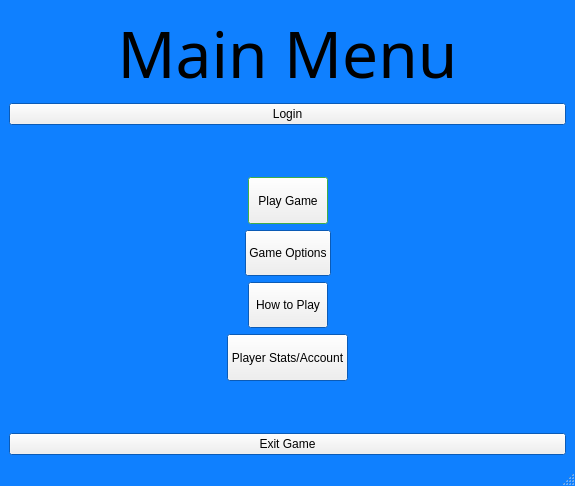
Before: the Qt Designer form MainMenuScreen.ui in absurdtales/IA2-Hunter-Barrett, drawn with Qt 5.
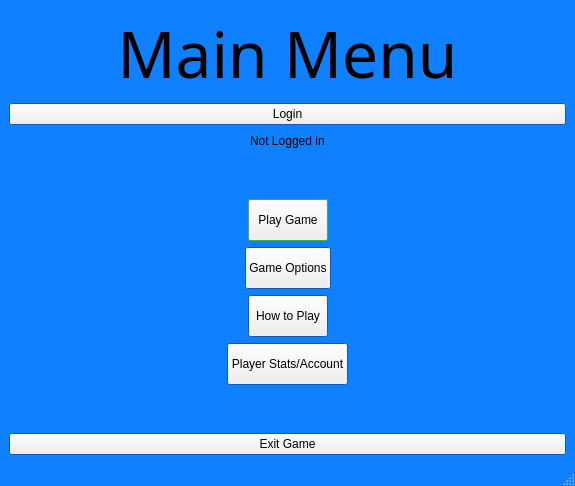
After: the same form once the commit is applied.

What changed in the file:
```diff
--- a/MainMenuScreen.ui
+++ b/MainMenuScreen.ui
@@ -108,6 +108,43 @@
         </property>
        </widget>
       </item>
+      <item>
+       <layout class="QHBoxLayout" name="horizontalLayout_5">
+        <item>
+         <spacer name="horizontalSpacer_10">
+          <property name="orientation">
+           <enum>Qt::Horizontal</enum>
+          </property>
+          <property name="sizeHint" stdset="0">
+           <size>
+            <width>40</width>
+            <height>20</height>
+           </size>
+          </property>
+         </spacer>
+        </item>
+        <item>
+         <widget class="QLabel" name="login_update_lb">
+          <property name="text">
+           <string>Not Logged in</string>
+          </property>
+         </widget>
+        </item>
+        <item>
+         <spacer name="horizontalSpacer_9">
+          <property name="orientation">
+           <enum>Qt::Horizontal</enum>
+          </property>
+          <property name="sizeHint" stdset="0">
+           <size>
+            <width>40</width>
+            <height>20</height>
+           </size>
+          </property>
+         </spacer>
+        </item>
+       </layout>
+      </item>
       <item>
        <spacer name="verticalSpacer">
         <property name="orientation">
```
